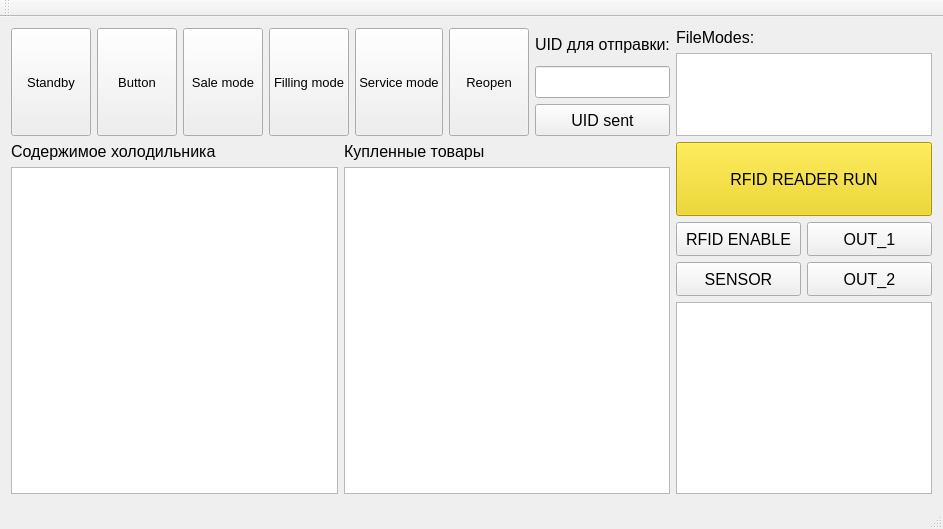
This is testqt.ui in xtkachx/jp as Qt 5 draws it before an edit. The edited form follows.
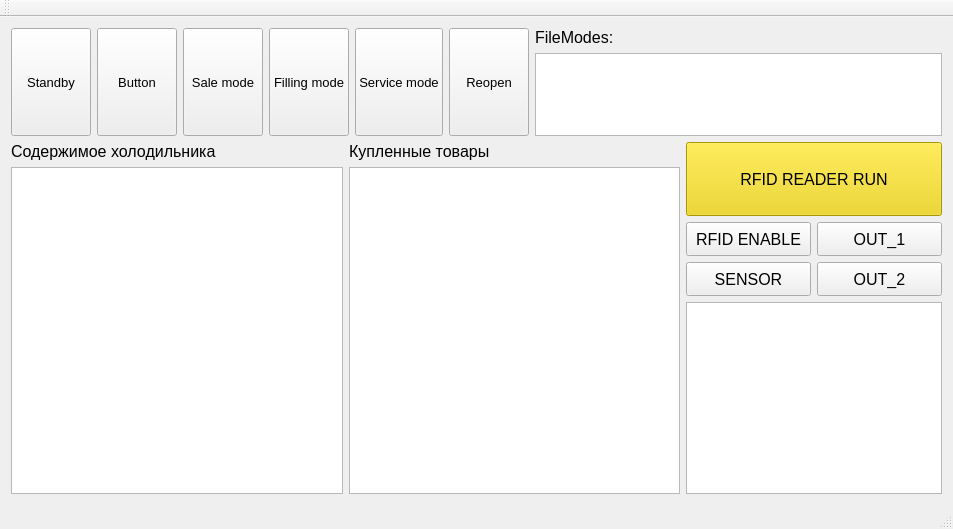
This is the edited form.

Patch:
```diff
--- a/testqt.ui
+++ b/testqt.ui
@@ -6,7 +6,7 @@
    <rect>
     <x>0</x>
     <y>0</y>
-    <width>910</width>
+    <width>953</width>
     <height>529</height>
    </rect>
   </property>
@@ -142,50 +142,6 @@
        </layout>
       </item>
       <item row="0" column="1">
-       <layout class="QHBoxLayout" name="horizontalLayout_2">
-        <item>
-         <layout class="QVBoxLayout" name="verticalLayout">
-          <item>
-           <widget class="QLabel" name="label_6">
-            <property name="sizePolicy">
-             <sizepolicy hsizetype="Preferred" vsizetype="Minimum">
-              <horstretch>0</horstretch>
-              <verstretch>0</verstretch>
-             </sizepolicy>
-            </property>
-            <property name="text">
-             <string>UID для отправки:</string>
-            </property>
-           </widget>
-          </item>
-          <item>
-           <widget class="QLineEdit" name="lineEdit">
-            <property name="sizePolicy">
-             <sizepolicy hsizetype="Expanding" vsizetype="Minimum">
-              <horstretch>0</horstretch>
-              <verstretch>0</verstretch>
-             </sizepolicy>
-            </property>
-           </widget>
-          </item>
-          <item>
-           <widget class="QPushButton" name="pushButton_UID_Sent">
-            <property name="sizePolicy">
-             <sizepolicy hsizetype="Minimum" vsizetype="Minimum">
-              <horstretch>0</horstretch>
-              <verstretch>0</verstretch>
-             </sizepolicy>
-            </property>
-            <property name="text">
-             <string>UID sent</string>
-            </property>
-           </widget>
-          </item>
-         </layout>
-        </item>
-       </layout>
-      </item>
-      <item row="0" column="2">
        <layout class="QVBoxLayout" name="verticalLayout_6">
         <item>
          <widget class="QLabel" name="label_5">
```
Left out of the diff: 2 changed lines with no effect on the pictures.
